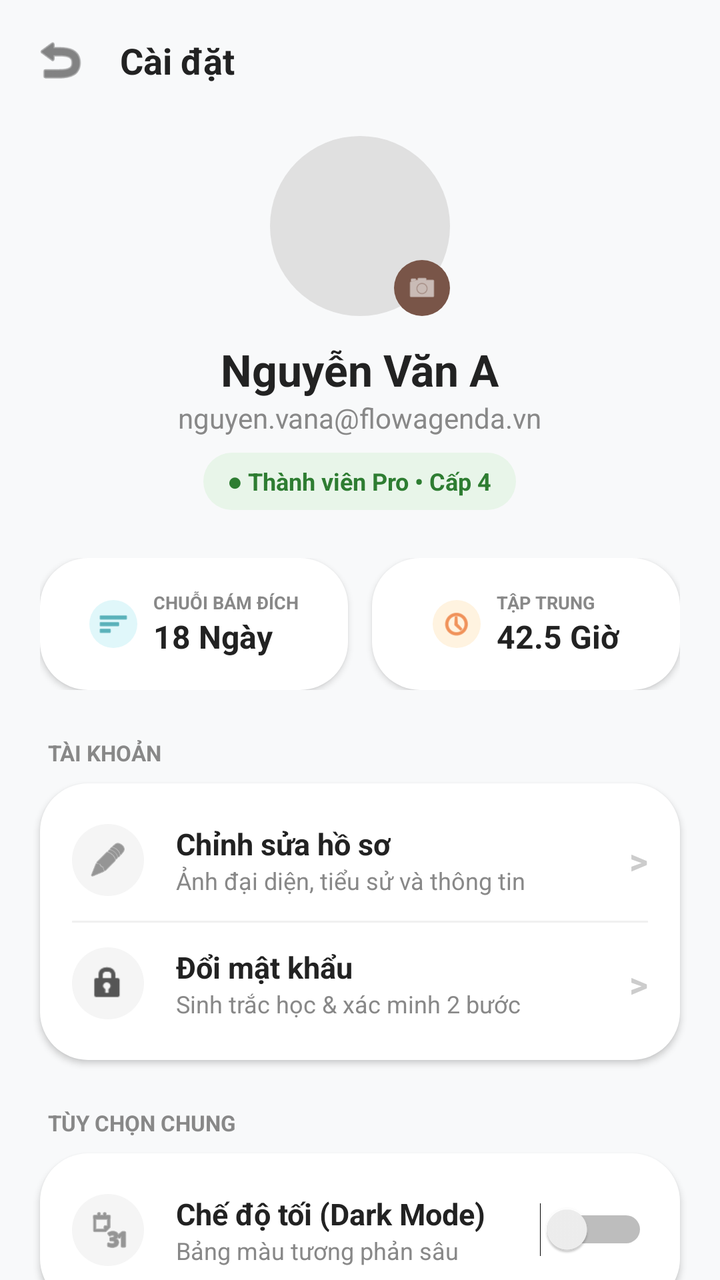
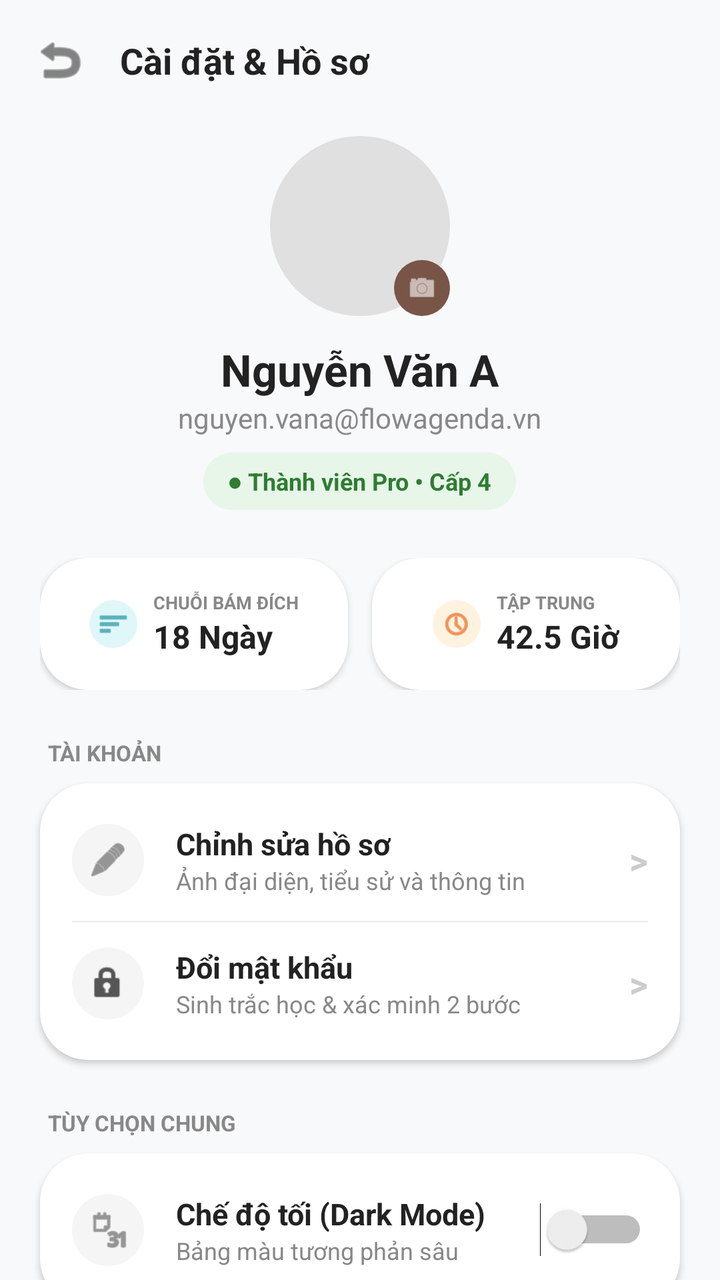

Before-and-after screenshots of an Android layout around one commit, followed by the original layout XML and the change that was made.
<!-- AndroidManifest.xml: application theme Theme.MyApplication -->
<!-- res/layout/activity_profile_settings.xml -->
<?xml version="1.0" encoding="utf-8"?>
<androidx.core.widget.NestedScrollView
    xmlns:android="http://schemas.android.com/apk/res/android"
    xmlns:app="http://schemas.android.com/apk/res-auto"
    android:layout_width="match_parent"
    android:layout_height="match_parent"
    android:background="#F8F9FA">

    <LinearLayout
        android:layout_width="match_parent"
        android:layout_height="wrap_content"
        android:orientation="vertical"
        android:paddingBottom="40dp">

        
        <androidx.constraintlayout.widget.ConstraintLayout
            android:layout_width="match_parent"
            android:layout_height="60dp"
            android:paddingHorizontal="16dp">

            <ImageView
                android:id="@+id/btnBack"
                android:layout_width="28dp"
                android:layout_height="28dp"
                android:src="@android:drawable/ic_menu_revert"
                app:tint="#333333"
                app:layout_constraintBottom_toBottomOf="parent"
                app:layout_constraintStart_toStartOf="parent"
                app:layout_constraintTop_toTopOf="parent" />

            <TextView
                android:layout_width="wrap_content"
                android:layout_height="wrap_content"
                android:layout_marginStart="16dp"
                android:text="Cài đặt"
                android:textColor="#222222"
                android:textSize="18sp"
                android:textStyle="bold"
                app:layout_constraintBottom_toBottomOf="parent"
                app:layout_constraintStart_toEndOf="@id/btnBack"
                app:layout_constraintTop_toTopOf="parent" />
        </androidx.constraintlayout.widget.ConstraintLayout>

        
        <LinearLayout
            android:layout_width="match_parent"
            android:layout_height="wrap_content"
            android:gravity="center"
            android:orientation="vertical"
            android:layout_marginTop="8dp">

            <FrameLayout
                android:layout_width="wrap_content"
                android:layout_height="wrap_content">

                
                <ImageView
                    android:id="@+id/imgProfileAvatar"
                    android:layout_width="90dp"
                    android:layout_height="90dp"
                    android:background="@drawable/bg_circle_brown"
                    android:backgroundTint="#E0E0E0"
                    android:src="@android:drawable/sym_def_app_icon"
                    android:scaleType="centerCrop" />

                
                <ImageView
                    android:layout_width="28dp"
                    android:layout_height="28dp"
                    android:layout_gravity="bottom|end"
                    android:background="@drawable/bg_circle_brown"
                    android:backgroundTint="#795548"
                    android:padding="6dp"
                    android:src="@android:drawable/ic_menu_camera"
                    app:tint="#FFFFFF" />
            </FrameLayout>

            <TextView
                android:id="@+id/tvUserName"
                android:layout_width="wrap_content"
                android:layout_height="wrap_content"
                android:layout_marginTop="12dp"
                android:text="Nguyễn Văn A"
                android:textColor="#222222"
                android:textSize="22sp"
                android:textStyle="bold" />

            <TextView
                android:id="@+id/tvUserEmail"
                android:layout_width="wrap_content"
                android:layout_height="wrap_content"
                android:text="nguyen.vana@flowagenda.vn"
                android:textColor="#888888"
                android:textSize="14sp" />

            
            <TextView
                android:id="@+id/tvUserBadge"
                android:layout_width="wrap_content"
                android:layout_height="wrap_content"
                android:layout_marginTop="8dp"
                android:background="@drawable/bg_rounded_24dp"
                android:backgroundTint="#E8F5E9"
                android:paddingHorizontal="12dp"
                android:paddingVertical="6dp"
                android:text="● Thành viên Pro • Cấp 4"
                android:textColor="#2E7D32"
                android:textSize="12sp"
                android:textStyle="bold" />
        </LinearLayout>

        
        <LinearLayout
            android:layout_width="match_parent"
            android:layout_height="wrap_content"
            android:layout_marginTop="24dp"
            android:orientation="horizontal"
            android:paddingHorizontal="20dp">

            <LinearLayout
                android:layout_width="0dp"
                android:layout_height="wrap_content"
                android:layout_weight="1"
                android:layout_marginEnd="12dp"
                android:background="@drawable/bg_rounded_24dp"
                android:backgroundTint="#FFFFFF"
                android:gravity="center"
                android:orientation="horizontal"
                android:padding="16dp"
                android:elevation="2dp">
                <ImageView
                    android:layout_width="24dp"
                    android:layout_height="24dp"
                    android:background="@drawable/bg_circle_brown"
                    android:backgroundTint="#E0F7FA"
                    android:padding="4dp"
                    android:src="@android:drawable/ic_menu_sort_by_size"
                    app:tint="#00838F"/>
                <LinearLayout
                    android:layout_width="wrap_content"
                    android:layout_height="wrap_content"
                    android:layout_marginStart="8dp"
                    android:orientation="vertical">
                    <TextView
                        android:layout_width="wrap_content"
                        android:layout_height="wrap_content"
                        android:text="CHUỖI BÁM ĐÍCH"
                        android:textColor="#888888"
                        android:textSize="9sp"
                        android:textStyle="bold" />
                    <TextView
                        android:id="@+id/tvStreakDays"
                        android:layout_width="wrap_content"
                        android:layout_height="wrap_content"
                        android:text="18 Ngày"
                        android:textColor="#222222"
                        android:textSize="16sp"
                        android:textStyle="bold" />
                </LinearLayout>
            </LinearLayout>

            <LinearLayout
                android:layout_width="0dp"
                android:layout_height="wrap_content"
                android:layout_weight="1"
                android:background="@drawable/bg_rounded_24dp"
                android:backgroundTint="#FFFFFF"
                android:gravity="center"
                android:orientation="horizontal"
                android:padding="16dp"
                android:elevation="2dp">
                <ImageView
                    android:layout_width="24dp"
                    android:layout_height="24dp"
                    android:background="@drawable/bg_circle_brown"
                    android:backgroundTint="#FFF3E0"
                    android:padding="4dp"
                    android:src="@android:drawable/ic_menu_recent_history"
                    app:tint="#E65100"/>
                <LinearLayout
                    android:layout_width="wrap_content"
                    android:layout_height="wrap_content"
                    android:layout_marginStart="8dp"
                    android:orientation="vertical">
                    <TextView
                        android:layout_width="wrap_content"
                        android:layout_height="wrap_content"
                        android:text="TẬP TRUNG"
                        android:textColor="#888888"
                        android:textSize="9sp"
                        android:textStyle="bold" />
                    <TextView
                        android:id="@+id/tvFocusHours"
                        android:layout_width="wrap_content"
                        android:layout_height="wrap_content"
                        android:text="42.5 Giờ"
                        android:textColor="#222222"
                        android:textSize="16sp"
                        android:textStyle="bold" />
                </LinearLayout>
            </LinearLayout>
        </LinearLayout>

        
        <TextView
            android:layout_width="wrap_content"
            android:layout_height="wrap_content"
            android:layout_marginHorizontal="24dp"
            android:layout_marginTop="24dp"
            android:layout_marginBottom="8dp"
            android:text="TÀI KHOẢN"
            android:textColor="#888888"
            android:textSize="11sp"
            android:textStyle="bold" />

        <LinearLayout
            android:layout_width="match_parent"
            android:layout_height="wrap_content"
            android:layout_marginHorizontal="20dp"
            android:background="@drawable/bg_rounded_24dp"
            android:backgroundTint="#FFFFFF"
            android:orientation="vertical"
            android:paddingVertical="8dp"
            android:elevation="2dp">

            
            <LinearLayout
                android:id="@+id/btnEditProfile"
                android:layout_width="match_parent"
                android:layout_height="wrap_content"
                android:background="?attr/selectableItemBackground"
                android:clickable="true"
                android:focusable="true"
                android:gravity="center_vertical"
                android:paddingHorizontal="16dp"
                android:paddingVertical="12dp">
                <ImageView
                    android:layout_width="36dp"
                    android:layout_height="36dp"
                    android:background="@drawable/bg_circle_brown"
                    android:backgroundTint="#F5F5F5"
                    android:padding="8dp"
                    android:src="@android:drawable/ic_menu_edit"
                    app:tint="#555555"/>
                <LinearLayout
                    android:layout_width="0dp"
                    android:layout_height="wrap_content"
                    android:layout_weight="1"
                    android:layout_marginStart="16dp"
                    android:orientation="vertical">
                    <TextView
                        android:layout_width="wrap_content"
                        android:layout_height="wrap_content"
                        android:text="Chỉnh sửa hồ sơ"
                        android:textColor="#222222"
                        android:textSize="15sp"
                        android:textStyle="bold" />
                    <TextView
                        android:layout_width="wrap_content"
                        android:layout_height="wrap_content"
                        android:text="Ảnh đại diện, tiểu sử và thông tin"
                        android:textColor="#888888"
                        android:textSize="12sp" />
                </LinearLayout>
                <TextView
                    android:layout_width="wrap_content"
                    android:layout_height="wrap_content"
                    android:text=">"
                    android:textColor="#CCCCCC"
                    android:textSize="18sp"
                    android:textStyle="bold"/>
            </LinearLayout>

            <View
                android:layout_width="match_parent"
                android:layout_height="1dp"
                android:layout_marginHorizontal="16dp"
                android:background="#F0F0F0" />

            
            <LinearLayout
                android:id="@+id/btnChangePassword"
                android:layout_width="match_parent"
                android:layout_height="wrap_content"
                android:background="?attr/selectableItemBackground"
                android:clickable="true"
                android:focusable="true"
                android:gravity="center_vertical"
                android:paddingHorizontal="16dp"
                android:paddingVertical="12dp">
                <ImageView
                    android:layout_width="36dp"
                    android:layout_height="36dp"
                    android:background="@drawable/bg_circle_brown"
                    android:backgroundTint="#F5F5F5"
                    android:padding="8dp"
                    android:src="@android:drawable/ic_lock_idle_lock"
                    app:tint="#555555"/>
                <LinearLayout
                    android:layout_width="0dp"
                    android:layout_height="wrap_content"
                    android:layout_weight="1"
                    android:layout_marginStart="16dp"
                    android:orientation="vertical">
                    <TextView
                        android:layout_width="wrap_content"
                        android:layout_height="wrap_content"
                        android:text="Đổi mật khẩu"
                        android:textColor="#222222"
                        android:textSize="15sp"
                        android:textStyle="bold" />
                    <TextView
                        android:layout_width="wrap_content"
                        android:layout_height="wrap_content"
                        android:text="Sinh trắc học &amp; xác minh 2 bước"
                        android:textColor="#888888"
                        android:textSize="12sp" />
                </LinearLayout>
                <TextView
                    android:layout_width="wrap_content"
                    android:layout_height="wrap_content"
                    android:text=">"
                    android:textColor="#CCCCCC"
                    android:textSize="18sp"
                    android:textStyle="bold"/>
            </LinearLayout>
        </LinearLayout>

        
        <TextView
            android:layout_width="wrap_content"
            android:layout_height="wrap_content"
            android:layout_marginHorizontal="24dp"
            android:layout_marginTop="24dp"
            android:layout_marginBottom="8dp"
            android:text="TÙY CHỌN CHUNG"
            android:textColor="#888888"
            android:textSize="11sp"
            android:textStyle="bold" />

        <LinearLayout
            android:layout_width="match_parent"
            android:layout_height="wrap_content"
            android:layout_marginHorizontal="20dp"
            android:background="@drawable/bg_rounded_24dp"
            android:backgroundTint="#FFFFFF"
            android:orientation="vertical"
            android:paddingVertical="8dp"
            android:elevation="2dp">

            
            <LinearLayout
                android:layout_width="match_parent"
                android:layout_height="wrap_content"
                android:gravity="center_vertical"
                android:paddingHorizontal="16dp"
                android:paddingVertical="12dp">
                <ImageView
                    android:layout_width="36dp"
                    android:layout_height="36dp"
                    android:background="@drawable/bg_circle_brown"
                    android:backgroundTint="#F5F5F5"
                    android:padding="8dp"
                    android:src="@android:drawable/ic_menu_month"
                    app:tint="#555555"/>
                <LinearLayout
                    android:layout_width="0dp"
                    android:layout_height="wrap_content"
                    android:layout_weight="1"
                    android:layout_marginStart="16dp"
                    android:orientation="vertical">
                    <TextView
                        android:layout_width="wrap_content"
                        android:layout_height="wrap_content"
                        android:text="Chế độ tối (Dark Mode)"
                        android:textColor="#222222"
                        android:textSize="15sp"
                        android:textStyle="bold" />
                    <TextView
                        android:layout_width="wrap_content"
                        android:layout_height="wrap_content"
                        android:text="Bảng màu tương phản sâu"
                        android:textColor="#888888"
                        android:textSize="12sp" />
                </LinearLayout>

                <Switch
                    android:id="@+id/switchDarkMode"
                    android:layout_width="wrap_content"
                    android:layout_height="wrap_content"
                    android:theme="@style/Widget.AppCompat.CompoundButton.Switch" />
            </LinearLayout>
        </LinearLayout>

        
        <TextView
            android:id="@+id/btnLogout"
            android:layout_width="match_parent"
            android:layout_height="56dp"
            android:layout_marginHorizontal="20dp"
            android:layout_marginTop="32dp"
            android:background="@drawable/bg_rounded_24dp"
            android:backgroundTint="#FFEBEE"
            android:gravity="center"
            android:text="Đăng Xuất"
            android:textColor="#D32F2F"
            android:textSize="16sp"
            android:textStyle="bold"
            android:drawableStart="@android:drawable/ic_lock_power_off"
            android:drawableTint="#D32F2F"
            android:paddingStart="120dp"
            android:paddingEnd="120dp"/>

    </LinearLayout>
</androidx.core.widget.NestedScrollView>
<!-- resources referenced by this layout -->
<resources>
  <!-- drawable bg_circle_brown (drawable) -->
  <?xml version="1.0" encoding="utf-8"?>
  <shape xmlns:android="http://schemas.android.com/apk/res/android"
      android:shape="oval">
      <solid android:color="#8D6E63"/> 
  </shape>
  <!-- drawable bg_rounded_24dp (drawable) -->
  <?xml version="1.0" encoding="utf-8"?>
  <shape xmlns:android="http://schemas.android.com/apk/res/android"
      android:shape="rectangle">
      <corners android:radius="24dp" /> 
      <solid android:color="#F4F3F8" /> 
  </shape>
  <style name="Theme.MyApplication" parent="Base.Theme.MyApplication" />
  <style name="Base.Theme.MyApplication" parent="Theme.Material3.DayNight.NoActionBar">
          
          
      </style>
</resources>

<!-- the commit's change to res/layout/activity_profile_settings.xml (unified diff, before → after) -->
@@ -32,7 +32,7 @@
                 android:layout_width="wrap_content"
                 android:layout_height="wrap_content"
                 android:layout_marginStart="16dp"
-                android:text="Cài đặt"
+                android:text="Cài đặt &amp; Hồ sơ"
                 android:textColor="#222222"
                 android:textSize="18sp"
                 android:textStyle="bold"
@@ -406,10 +406,7 @@
             android:textColor="#D32F2F"
             android:textSize="16sp"
             android:textStyle="bold"
-            android:drawableStart="@android:drawable/ic_lock_power_off"
-            android:drawableTint="#D32F2F"
-            android:paddingStart="120dp"
-            android:paddingEnd="120dp"/>
+            android:paddingHorizontal="24dp"/>
 
     </LinearLayout>
 </androidx.core.widget.NestedScrollView>
